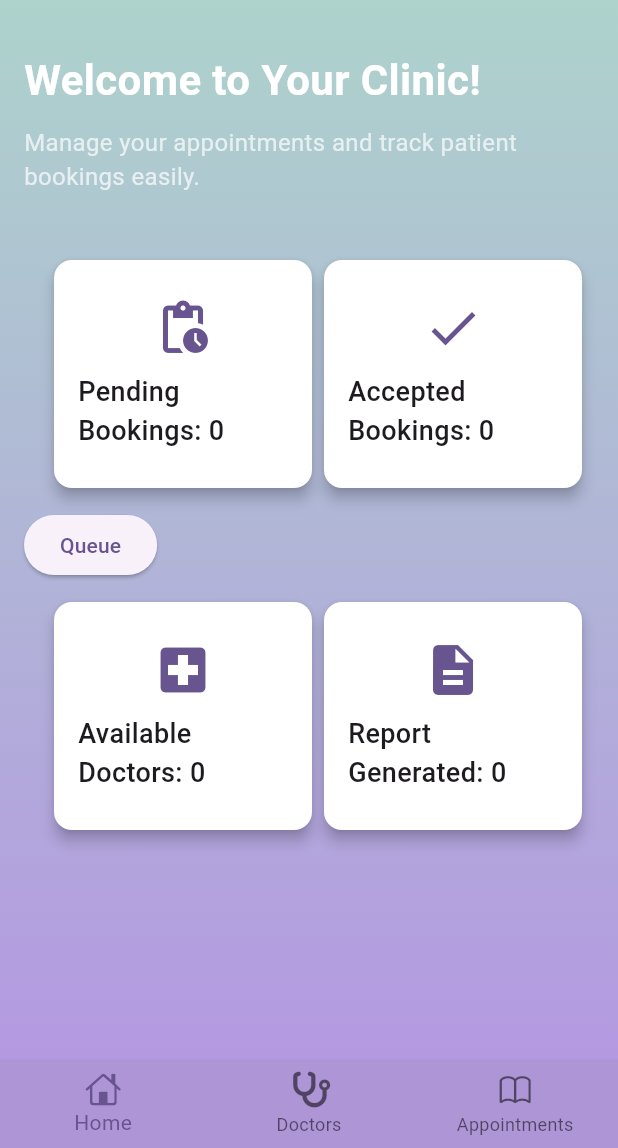
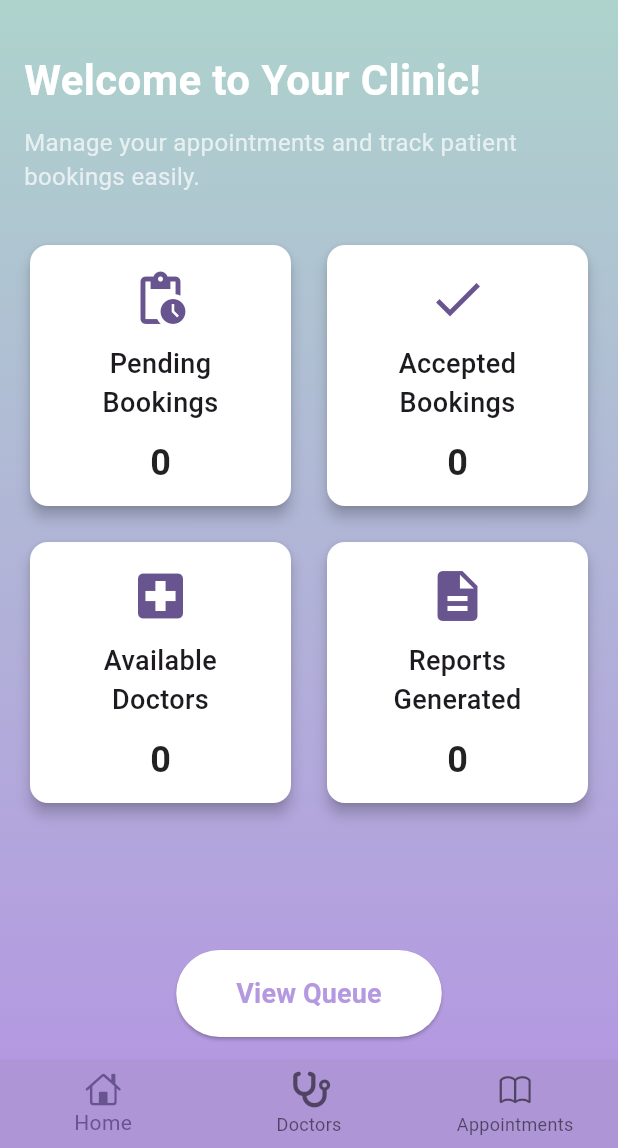
Before and after one commit to nis-cyber/clinic_admin, a Flutter app: the screen it shows once a user with an empty profile is signed in, on a phone screen of 412 x 824 dp, the part 88-1236 px from its top. Run offline on Flutter 3.47's test engine with Material 3 defaults, Android fonts, the phone set to English and light mode, and no system bars; our stand-ins replace cloud_firestore, file_picker, firebase_auth, firebase_core, firebase_storage, flutter_rating_bar and 2 more; missing offline and left inert: mailer; accounts and stored records are empty.

Commit message:
all complete

```diff
--- a/lib/appointments/appointment_page.dart
+++ b/lib/appointments/appointment_page.dart
@@ -1,3 +1,4 @@
+import 'package:clinic_admin/appointments/from_queue_appointment_tab.dart';
 import 'package:clinic_admin/common/drawer.dart';
 import 'package:flutter/material.dart';
 import 'package:flutter_riverpod/flutter_riverpod.dart';
@@ -18,7 +19,7 @@ class _AppointmentPageState extends ConsumerState<AppointmentPage>
   @override
   void initState() {
     super.initState();
-    _tabController = TabController(length: 2, vsync: this);
+    _tabController = TabController(length: 3, vsync: this);
   }
 
   @override
@@ -39,6 +40,7 @@ class _AppointmentPageState extends ConsumerState<AppointmentPage>
           tabs: [
             Tab(text: 'Pending'),
             Tab(text: 'Accepted'),
+            Tab(text: 'From Queue')
           ],
         ),
       ),
@@ -59,6 +61,7 @@ class _AppointmentPageState extends ConsumerState<AppointmentPage>
           children: [
             AllPendingAppointmentsPage(),
             AllAcceptedAppointmentsPage(),
+            FromQueueAppointmentTab(),
           ],
         ),
       ),
--- a/lib/dashboard/home_page.dart
+++ b/lib/dashboard/home_page.dart
@@ -17,8 +17,10 @@ class _ClinicHomeScreenState extends State<ClinicHomeScreen> {
       appBar: AppBar(
         backgroundColor: const Color(0xFFADD3CC),
         centerTitle: true,
-        title: const Text('Clinic Home',
-            style: TextStyle(fontSize: 24, fontWeight: FontWeight.bold)),
+        title: const Text(
+          'Clinic Home',
+          style: TextStyle(fontSize: 24, fontWeight: FontWeight.bold),
+        ),
       ),
       drawer: MyDrawer(),
       body: Container(
@@ -43,7 +45,8 @@ class _ClinicHomeScreenState extends State<ClinicHomeScreen> {
                 style: TextStyle(
                   fontSize: 28,
                   fontWeight: FontWeight.w600,
-                    color: Colors.white),
+                  color: Colors.white,
+                ),
               ),
               const SizedBox(height: 10),
               const Text(
@@ -51,160 +54,73 @@ class _ClinicHomeScreenState extends State<ClinicHomeScreen> {
                 style: TextStyle(fontSize: 16, color: Colors.white70),
               ),
               const SizedBox(height: 30),
-              Padding(
-                padding: const EdgeInsets.symmetric(horizontal: 16),
-                child: Row(
+              Expanded(
+                child: GridView(
+                  gridDelegate: const SliverGridDelegateWithFixedCrossAxisCount(
+                    crossAxisCount: 2,
+                    crossAxisSpacing: 16,
+                    mainAxisSpacing: 16,
+                    childAspectRatio: 1,
+                  ),
                   children: [
-                    SizedBox(
-                      height: 180,
-                      width: 180,
-                      child: StreamBuilder<QuerySnapshot>(
+                    _buildStatCard(
+                      context,
+                      icon: Icons.pending_actions,
+                      title: 'Pending Bookings',
                       stream: FirebaseFirestore.instance
                           .collection('appointment_pending')
                           .snapshots(),
-                        builder: (context, snapshot) {
-                          if (snapshot.hasError) {
-                            return Text(
-                              'Error: ${snapshot.error}',
-                              style: const TextStyle(color: Colors.red),
-                            );
-                          }
-
-                          if (snapshot.connectionState ==
-                              ConnectionState.waiting) {
-                            return const CircularProgressIndicator();
-                          }
-
-                          int pendingBookings = snapshot.data!.docs.length;
-
-                          return Padding(
-                            padding: const EdgeInsets.symmetric(vertical: 10.0),
-                            child: _buildCard(
+                    ),
+                    _buildStatCard(
                       context,
-                              icon: Icons.pending_actions,
-                              title: 'Pending Bookings: $pendingBookings',
-                            ),
-                          );
-                        },
-                      ),
-                    ),
-                    const Spacer(),
-                    SizedBox(
-                      height: 180,
-                      width: 180,
-                      child: StreamBuilder<QuerySnapshot>(
+                      icon: Icons.done,
+                      title: 'Accepted Bookings',
                       stream: FirebaseFirestore.instance
                           .collection('accepted_appointments')
                           .snapshots(),
-                        builder: (context, snapshot) {
-                          if (snapshot.hasError) {
-                            return Text(
-                              'Error: ${snapshot.error}',
-                              style: const TextStyle(color: Colors.red),
-                            );
-                          }
-
-                          if (snapshot.connectionState ==
-                              ConnectionState.waiting) {
-                            return const CircularProgressIndicator();
-                          }
-
-                          int pendingBookings = snapshot.data!.docs.length;
-
-                          return Padding(
-                            padding: const EdgeInsets.symmetric(vertical: 10.0),
-                            child: _buildCard(
+                    ),
+                    _buildStatCard(
                       context,
-                              icon: Icons.done,
-                              title: 'Accepted Bookings: $pendingBookings',
+                      icon: Icons.local_hospital,
+                      title: 'Available Doctors',
+                      stream: FirebaseFirestore.instance
+                          .collection('doctors')
+                          .snapshots(),
                     ),
-                          );
-                        },
-                      ),
+                    _buildStatCard(
+                      context,
+                      icon: Icons.description,
+                      title: 'Reports Generated',
+                      stream: FirebaseFirestore.instance
+                          .collection('medical_reports')
+                          .snapshots(),
                     ),
                   ],
                 ),
               ),
-              ElevatedButton(
+              // const SizedBox(height: 20),
+              Center(
+                child: ElevatedButton(
                   onPressed: () {
                     Navigator.push(
                       context,
-                      MaterialPageRoute(builder: (context) => AdminQueuePage()),
-                    );
-                  },
-                  child: Text("Queue")),
-              Padding(
-                padding: const EdgeInsets.symmetric(horizontal: 16),
-                child: Row(
-                  children: [
-                    SizedBox(
-                      height: 180,
-                      width: 180,
-                      child: StreamBuilder<QuerySnapshot>(
-                        stream: FirebaseFirestore.instance
-                            .collection('doctors')
-                            .snapshots(),
-                        builder: (context, snapshot) {
-                          if (snapshot.hasError) {
-                            return Text(
-                              'Error: ${snapshot.error}',
-                              style: const TextStyle(color: Colors.red),
-                            );
-                          }
-
-                          if (snapshot.connectionState ==
-                              ConnectionState.waiting) {
-                            return const CircularProgressIndicator();
-                          }
-
-                          int pendingBookings = snapshot.data!.docs.length;
-
-                          return Padding(
-                            padding: const EdgeInsets.symmetric(vertical: 10.0),
-                            child: _buildCard(
-                              context,
-                              icon: Icons.local_hospital,
-                              title: 'Available Doctors: $pendingBookings',
+                      MaterialPageRoute(
+                        builder: (context) => AdminQueuePage(),
                       ),
                     );
                   },
+                  style: ElevatedButton.styleFrom(
+                    padding: const EdgeInsets.symmetric(
+                      horizontal: 40,
+                      vertical: 16,
                     ),
+                    backgroundColor: Colors.white,
+                    foregroundColor: const Color(0xFFB499E1),
                   ),
-                    const Spacer(),
-                    SizedBox(
-                      height: 180,
-                      width: 180,
-                      child: StreamBuilder<QuerySnapshot>(
-                        stream: FirebaseFirestore.instance
-                            .collection('medical_reports')
-                            .snapshots(),
-                        builder: (context, snapshot) {
-                          if (snapshot.hasError) {
-                            return Text(
-                              'Error: ${snapshot.error}',
-                              style: const TextStyle(color: Colors.red),
-                            );
-                          }
-
-                          if (snapshot.connectionState ==
-                              ConnectionState.waiting) {
-                            return const CircularProgressIndicator();
-                          }
-
-                          int pendingBookings = snapshot.data!.docs.length;
-
-                          return Padding(
-                            padding: const EdgeInsets.symmetric(vertical: 10.0),
-                            child: _buildCard(
-                              context,
-                              icon: Icons.description,
-                              title: 'Report Generated: $pendingBookings',
+                  child: const Text(
+                    'View Queue',
+                    style: TextStyle(fontSize: 18, fontWeight: FontWeight.bold),
                   ),
-                          );
-                        },
-                      ),
-                    ),
-                  ],
                 ),
               ),
             ],
@@ -214,31 +130,69 @@ class _ClinicHomeScreenState extends State<ClinicHomeScreen> {
     );
   }
 
-  Widget _buildCard(BuildContext context,
-      {required IconData icon, required String title, VoidCallback? onTap}) {
+  Widget _buildStatCard(
+    BuildContext context, {
+    required IconData icon,
+    required String title,
+    required Stream<QuerySnapshot> stream,
+  }) {
+    return StreamBuilder<QuerySnapshot>(
+      stream: stream,
+      builder: (context, snapshot) {
+        if (snapshot.hasError) {
+          return Center(
+            child: Text(
+              'Error: ${snapshot.error}',
+              style: const TextStyle(color: Colors.red),
+            ),
+          );
+        }
+
+        if (snapshot.connectionState == ConnectionState.waiting) {
+          return const Center(child: CircularProgressIndicator());
+        }
+
+        int count = snapshot.data!.docs.length;
+
         return Card(
           elevation: 4,
           shape: RoundedRectangleBorder(
             borderRadius: BorderRadius.circular(12),
           ),
           color: Colors.white,
-      child: InkWell(
-        borderRadius: BorderRadius.circular(12),
-        onTap: onTap,
           child: Padding(
             padding: const EdgeInsets.all(16.0),
             child: Column(
               mainAxisAlignment: MainAxisAlignment.center,
               children: [
-              Icon(icon, size: 40, color: Theme.of(context).primaryColor),
+                Icon(
+                  icon,
+                  size: 40,
+                  color: Theme.of(context).primaryColor,
+                ),
                 const SizedBox(height: 10),
-              Text(title,
+                Text(
+                  title,
                   style: const TextStyle(
-                      fontSize: 18, fontWeight: FontWeight.w500)),
+                    fontSize: 18,
+                    fontWeight: FontWeight.w500,
+                  ),
+                  textAlign: TextAlign.center,
+                ),
+                const SizedBox(height: 10),
+                Text(
+                  '$count',
+                  style: const TextStyle(
+                    fontSize: 24,
+                    fontWeight: FontWeight.bold,
+                    color: Colors.black87,
+                  ),
+                ),
               ],
             ),
           ),
-      ),
+        );
+      },
     );
   }
 }
```
Also changed, not shown: lib/appointments/from_queue_appointment_tab.dart (added, +146 -0 lines), lib/queue/queue_page.dart (+72 -128 lines), 4 other files. Lines whose indentation alone changed are shown as unchanged.
